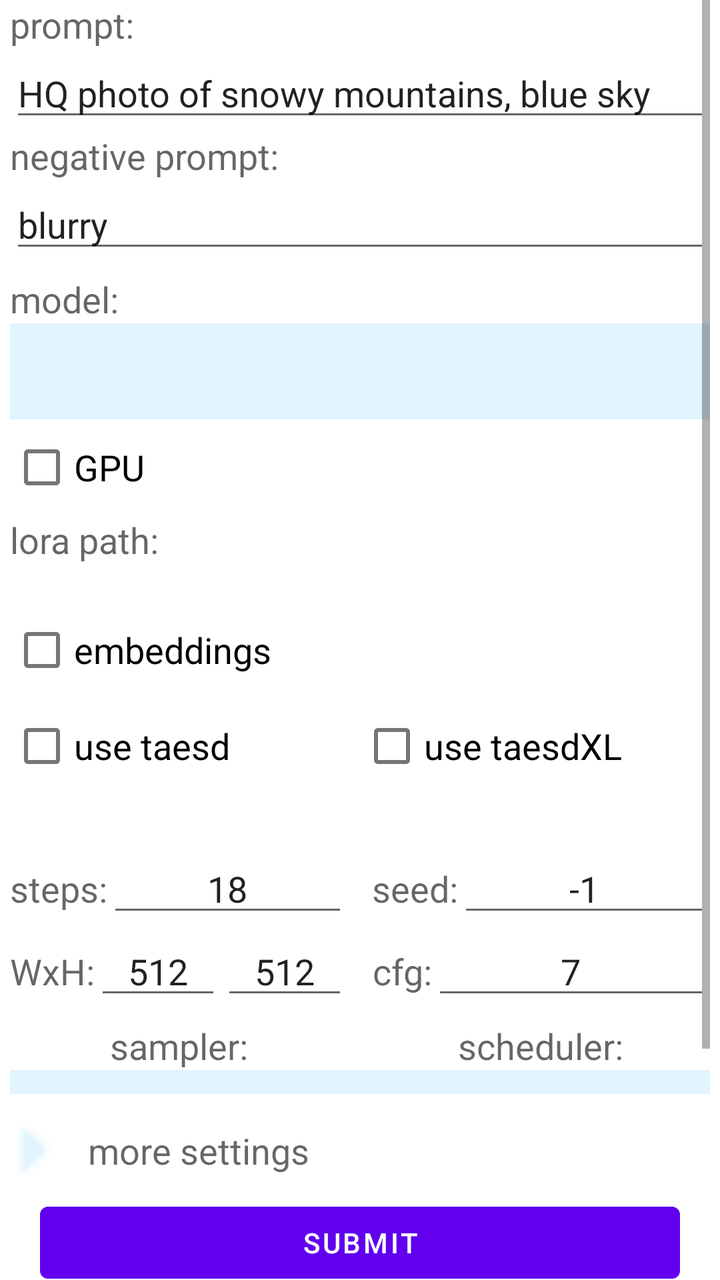
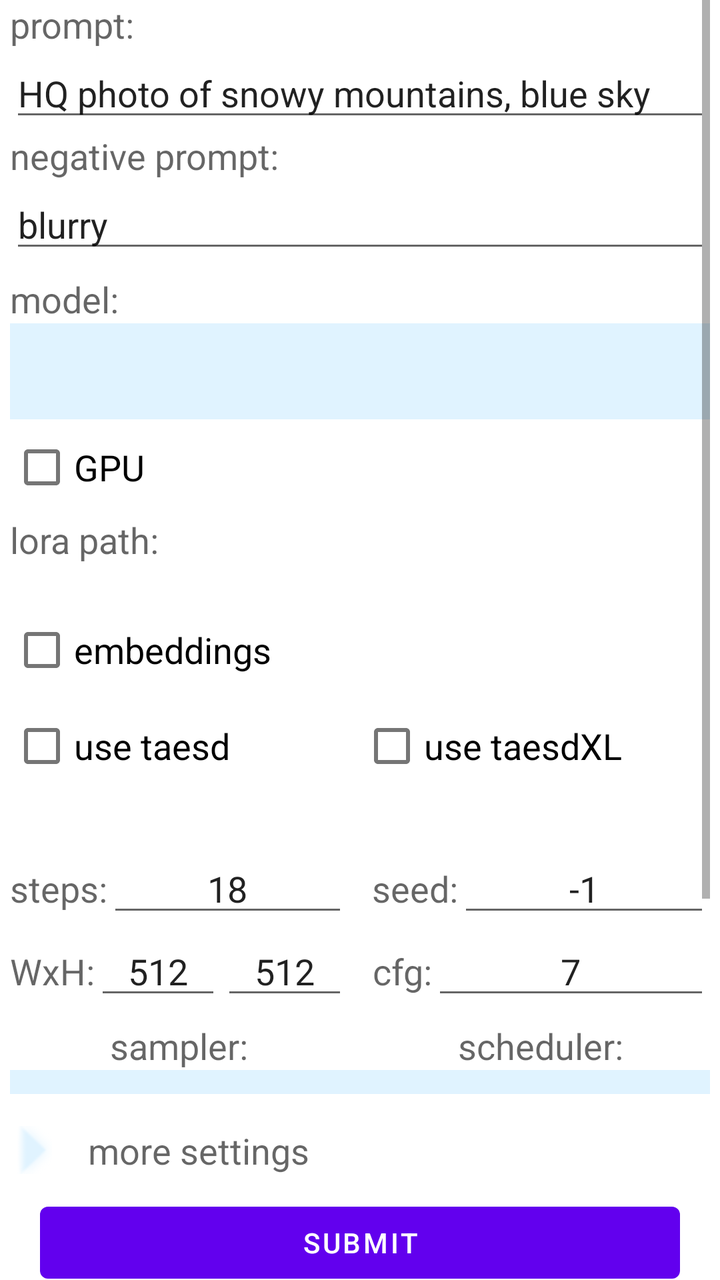

Two renders of the same Android screen: before a commit and after it. Below are the layout's source before the change and the commit's diff.
<!-- AndroidManifest.xml: application theme MyApplication -->
<!-- res/layout/activity_main.xml -->
<?xml version="1.0" encoding="utf-8"?>

<LinearLayout xmlns:android="http://schemas.android.com/apk/res/android"
    xmlns:app="http://schemas.android.com/apk/res-auto"
    xmlns:tools="http://schemas.android.com/tools"
    android:layout_width="fill_parent"
    android:layout_height="fill_parent"
    android:orientation="horizontal">

    <ScrollView
        android:id="@+id/wrapperView"
        android:layout_width="match_parent"
        android:layout_height="match_parent"
        android:paddingHorizontal="5dp">

        <LinearLayout
            android:layout_width="match_parent"
            android:layout_height="wrap_content"
            android:orientation="vertical">

            <LinearLayout
                android:layout_width="match_parent"
                android:layout_height="wrap_content"
                android:layout_marginBottom="0dp"
                android:orientation="vertical">

                <TextView
                    android:id="@+id/stringpromptmsg"
                    android:layout_width="match_parent"
                    android:layout_height="wrap_content"
                    android:text="@string/field_prompt"
                    android:labelFor="@id/stringprompt"
                    android:textAppearance="?android:attr/textAppearanceMedium" />

                <EditText
                    android:id="@+id/stringprompt"
                    android:layout_width="match_parent"
                    android:layout_height="wrap_content"
                    android:inputType="textMultiLine"
                    android:labelFor="@id/stringpromptmsg"
                    android:singleLine="false"
                    android:text="@string/default_prompt"
                    tools:ignore="Autofill,TouchTargetSizeCheck" />
            </LinearLayout>

            <LinearLayout
                android:layout_width="match_parent"
                android:layout_height="wrap_content"
                android:layout_marginBottom="0dp"
                android:orientation="vertical">

                <TextView
                    android:id="@+id/stringnegpromptmsg"
                    android:layout_width="match_parent"
                    android:layout_height="wrap_content"
                    android:text="@string/field_negative"
                    android:labelFor="@id/stringnegprompt"
                    android:textAppearance="?android:attr/textAppearanceMedium" />

                <EditText
                    android:id="@+id/stringnegprompt"
                    android:layout_width="match_parent"
                    android:layout_height="wrap_content"
                    android:inputType="textMultiLine"
                    android:labelFor="@id/stringnegpromptmsg"
                    android:singleLine="false"
                    android:text="@string/default_negative"
                    tools:ignore="autofill,TouchTargetSizeCheck" />
            </LinearLayout>

            <LinearLayout
                android:layout_width="match_parent"
                android:layout_height="wrap_content"
                android:orientation="vertical">

                <TextView
                    android:layout_width="match_parent"
                    android:layout_height="wrap_content"
                    android:paddingTop="6dp"
                    android:text="@string/field_modelfile"
                    android:textAppearance="?android:attr/textAppearanceMedium" />

                <Spinner
                    android:id="@+id/model_spinner"
                    android:layout_width="match_parent"
                    android:layout_height="wrap_content"
                    android:background="@color/system_accent1_50"
                    android:minHeight="48dp"
                    tools:ignore="ExtraText,TouchTargetSizeCheck" />
            </LinearLayout>

            <CheckBox
                android:id="@+id/usegpu"
                android:layout_width="match_parent"
                android:layout_height="wrap_content"
                android:checked="false"
                android:enabled="true"
                android:text="@string/field_gpu"
                android:textAppearance="?android:attr/textAppearanceMedium" />

            <LinearLayout
                android:layout_width="match_parent"
                android:layout_height="wrap_content"
                android:orientation="vertical">

                <TextView
                    android:layout_width="match_parent"
                    android:layout_height="wrap_content"
                    android:text="@string/field_lorapath"
                    android:textAppearance="?android:attr/textAppearanceMedium" />

                <TextView
                    android:id="@+id/lorapath"
                    android:layout_width="match_parent"
                    android:layout_height="wrap_content"
                    android:textAppearance="?android:attr/textAppearanceSmall" />

                <CheckBox
                    android:id="@+id/embeddchecker"
                    android:layout_width="match_parent"
                    android:layout_height="wrap_content"
                    android:text="@string/field_embedd"
                    android:textAppearance="?android:attr/textAppearanceMedium" />

            </LinearLayout>

            <LinearLayout
                android:layout_width="match_parent"
                android:layout_height="wrap_content"
                android:layout_marginBottom="0dp"
                android:orientation="horizontal">

                <CheckBox
                    android:id="@+id/taesdchecker"
                    android:layout_width="0dp"
                    android:layout_height="wrap_content"
                    android:layout_weight="1"
                    android:text="@string/field_taesd"
                    android:textAppearance="?android:attr/textAppearanceMedium" />

                <CheckBox
                    android:id="@+id/taesdXLchecker"
                    android:layout_width="0dp"
                    android:layout_height="wrap_content"
                    android:layout_weight="1"
                    android:text="@string/field_taesdXL"
                    android:textAppearance="?android:attr/textAppearanceMedium" />
            </LinearLayout>

            <LinearLayout
                android:layout_width="match_parent"
                android:layout_height="wrap_content"
                android:layout_marginBottom="0dp"
                android:orientation="horizontal">

                <TextView
                    android:id="@+id/taesdmodel"
                    android:layout_width="0dp"
                    android:layout_height="wrap_content"
                    android:layout_weight="1"
                    android:paddingBottom="6dp"
                    android:paddingRight="6dp"
                    android:textAppearance="?android:attr/textAppearanceSmall" />

                <TextView
                    android:id="@+id/taesdXLmodel"
                    android:layout_width="0dp"
                    android:layout_height="wrap_content"
                    android:layout_weight="1"
                    android:paddingBottom="6dp"
                    android:paddingLeft="6dp"
                    android:textAppearance="?android:attr/textAppearanceSmall" />
            </LinearLayout>

            <LinearLayout
                android:layout_width="match_parent"
                android:layout_height="wrap_content"
                android:orientation="horizontal">

                <LinearLayout
                    android:layout_width="0dp"
                    android:layout_height="wrap_content"
                    android:layout_weight="1"
                    android:paddingRight="6dp"
                    android:orientation="horizontal">

                    <TextView
                        android:layout_width="wrap_content"
                        android:layout_height="wrap_content"
                        android:layout_weight="0"
                        android:text="@string/field_steps"
                        android:textAlignment="center"
                        android:textAppearance="?android:attr/textAppearanceMedium" />

                    <EditText
                        android:id="@+id/stringsteps"
                        android:layout_width="0dp"
                        android:layout_height="wrap_content"
                        android:layout_weight="1"
                        android:gravity="center"
                        android:inputType="number"
                        android:singleLine="true"
                        android:text="@string/default_steps"
                        tools:ignore="autofill,TouchTargetSizeCheck" />
                </LinearLayout>

                <LinearLayout
                    android:layout_width="0dp"
                    android:layout_height="wrap_content"
                    android:layout_weight="1"
                    android:paddingLeft="6dp"
                    android:orientation="horizontal">

                    <TextView
                        android:id="@+id/stringseedmsg"
                        android:layout_width="wrap_content"
                        android:layout_height="wrap_content"
                        android:layout_weight="0"
                        android:text="@string/field_seed"
                        android:textAlignment="gravity"
                        android:textAppearance="?android:attr/textAppearanceMedium" />

                    <EditText
                        android:id="@+id/stringseed"
                        android:layout_width="match_parent"
                        android:layout_height="wrap_content"
                        android:layout_weight="1"
                        android:gravity="center"
                        android:inputType="numberSigned"
                        android:labelFor="@id/stringseedmsg"
                        android:singleLine="true"
                        android:text="@string/default_minus1"
                        tools:ignore="autofill,TouchTargetSizeCheck" />
                </LinearLayout>
            </LinearLayout>

            <LinearLayout
                android:layout_width="match_parent"
                android:layout_height="wrap_content"
                android:orientation="horizontal">

                <LinearLayout
                    android:layout_width="0dp"
                    android:layout_height="wrap_content"
                    android:layout_weight="1"
                    android:paddingRight="6dp"
                    android:orientation="horizontal">

                    <TextView
                        android:id="@+id/stringwxhmsg"
                        android:layout_width="wrap_content"
                        android:layout_height="wrap_content"
                        android:layout_weight="0"
                        android:text="@string/field_widthXheight"
                        android:textAlignment="gravity"
                        android:textAppearance="?android:attr/textAppearanceMedium" />

                    <EditText
                        android:id="@+id/stringwidth"
                        android:layout_width="0dp"
                        android:layout_height="wrap_content"
                        android:layout_weight="1"
                        android:gravity="center"
                        android:inputType="number"
                        android:labelFor="@id/stringwxhmsg"
                        android:singleLine="true"
                        android:text="@string/default_width"
                        tools:ignore="autofill,TouchTargetSizeCheck,DuplicateSpeakableTextCheck" />

                    <EditText
                        android:id="@+id/stringheight"
                        android:layout_width="0dp"
                        android:layout_height="wrap_content"
                        android:layout_weight="1"
                        android:gravity="center"
                        android:inputType="number"
                        android:labelFor="@id/stringwxhmsg"
                        android:singleLine="true"
                        android:text="@string/default_height"
                        tools:ignore="autofill,TouchTargetSizeCheck,DuplicateSpeakableTextCheck" />
                </LinearLayout>

                <LinearLayout
                    android:layout_width="0dp"
                    android:layout_height="wrap_content"
                    android:layout_weight="1"
                    android:paddingLeft="6dp"
                    android:orientation="horizontal">

                    <TextView
                        android:id="@+id/stringcfgmsg"
                        android:layout_width="wrap_content"
                        android:layout_height="wrap_content"
                        android:layout_weight="0"
                        android:text="@string/field_cfgs"
                        android:textAlignment="center"
                        android:textAppearance="?android:attr/textAppearanceMedium" />

                    <EditText
                        android:id="@+id/stringcfgscale"
                        android:layout_width="match_parent"
                        android:layout_height="wrap_content"
                        android:layout_weight="1"
                        android:gravity="center"
                        android:inputType="numberDecimal"
                        android:labelFor="@id/stringcfgmsg"
                        android:singleLine="true"
                        android:text="@string/default_cfg"
                        tools:ignore="autofill,TouchTargetSizeCheck" />
                </LinearLayout>
            </LinearLayout>

            <LinearLayout
                android:orientation="horizontal"
                android:layout_width="match_parent"
                android:paddingTop="6dp"
                android:layout_height="wrap_content">

                <TextView
                    android:id="@+id/samplermsg"
                    android:layout_width="0dp"
                    android:layout_height="wrap_content"
                    android:layout_weight="1"
                    android:text="@string/sampler"
                    android:textAlignment="center"
                    android:paddingRight="6dp"
                    android:textAppearance="?android:attr/textAppearanceMedium" />

                <TextView
                    android:id="@+id/schedulermsg"
                    android:layout_width="0dp"
                    android:layout_height="wrap_content"
                    android:layout_weight="1"
                    android:text="@string/scheduler"
                    android:textAlignment="center"
                    android:paddingLeft="6dp"
                    android:textAppearance="?android:attr/textAppearanceMedium" />
            </LinearLayout>

            <LinearLayout
                android:orientation="horizontal"
                android:layout_width="match_parent"
                android:paddingBottom="6dp"
                android:layout_height="wrap_content">

                <Spinner
                    android:id="@+id/sampler_spinner"
                    android:layout_width="0dp"
                    android:layout_height="wrap_content"
                    android:layout_weight="1"
                    android:background="@color/system_accent1_50"
                    android:paddingRight="6dp"
                    android:padding="6dp" />

                <Spinner
                    android:id="@+id/scheduler_spinner"
                    android:layout_width="0dp"
                    android:layout_height="wrap_content"
                    android:layout_weight="1"
                    android:background="@color/system_accent1_50"
                    android:paddingLeft="6dp"
                    android:padding="6dp" />
            </LinearLayout>

            <LinearLayout
                android:id="@+id/details_animation"
                android:layout_width="match_parent"
                android:layout_height="wrap_content"
                android:layout_marginVertical="5dp"
                android:layout_marginHorizontal="0dp"
                android:orientation="vertical">

                <LinearLayout
                    android:id="@+id/details_header"
                    android:layout_width="match_parent"
                    android:layout_height="wrap_content"
                    android:layout_marginVertical="5dp"
                    android:clickable="true"
                    android:focusable="true"
                    android:orientation="horizontal"
                    tools:ignore="UseCompoundDrawables">

                    <ImageView
                        android:id="@+id/details_arrow"
                        android:layout_width="24dp"
                        android:layout_height="24dp"
                        android:src="@android:drawable/arrow_down_float"
                        app:tint="@color/system_accent1_50"
                        android:rotation="270.0"
                        android:contentDescription="+-"
                        tools:ignore="HardcodedText" />

                    <TextView
                        android:id="@+id/details_caption"
                        android:layout_width="0dp"
                        android:layout_height="wrap_content"
                        android:layout_weight="1"
                        android:layout_marginStart="15dp"
                        android:text="@string/more_settings_closed"
                        android:textAppearance="?android:attr/textAppearanceMedium" />
                </LinearLayout>

                <LinearLayout
                    android:id="@+id/details_wrapper"
                    android:layout_width="match_parent"
                    android:layout_height="0dp"
                    android:orientation="vertical">

                    <LinearLayout
                        android:id="@+id/details_layout"
                        android:orientation="vertical"
                        android:layout_width="match_parent"
                        android:layout_height="wrap_content"
                        tools:ignore="UselessParent">

                        <LinearLayout
                            android:layout_width="match_parent"
                            android:layout_height="wrap_content"
                            android:orientation="horizontal">

                            <CheckBox
                                android:id="@+id/vaetiling"
                                android:layout_width="0dp"
                                android:layout_height="wrap_content"
                                android:layout_weight="1"
                                android:text="@string/vae_tiling"
                                android:textAppearance="?android:attr/textAppearanceMedium" />

                            <CheckBox
                                android:id="@+id/convdirect"
                                android:layout_width="0dp"
                                android:layout_height="wrap_content"
                                android:layout_weight="1"
                                android:text="@string/conv_direct"
                                android:textAppearance="?android:attr/textAppearanceMedium" />
                        </LinearLayout>

                        <LinearLayout
                            android:layout_width="match_parent"
                            android:layout_height="wrap_content"
                            android:orientation="horizontal">

                            <TextView
                                android:layout_width="wrap_content"
                                android:layout_height="wrap_content"
                                android:text="@string/images_format"
                                android:textAppearance="?android:attr/textAppearanceMedium" />

                            <Spinner
                                android:id="@+id/ext_spinner"
                                android:layout_width="match_parent"
                                android:layout_height="wrap_content"
                                android:layout_marginStart="15dp"
                                android:entries="@array/image_extension_entries"
                                android:background="@color/system_accent1_50"
                                android:padding="5dp" />
                        </LinearLayout>

                        <LinearLayout
                            android:layout_width="match_parent"
                            android:layout_height="wrap_content"
                            android:layout_marginVertical="5dp"
                            android:orientation="vertical">

                            <TextView
                                android:id="@+id/stringoptmsg"
                                android:layout_width="match_parent"
                                android:layout_height="wrap_content"
                                android:text="@string/field_options"
                                android:labelFor="@id/stringprompt"
                                android:textAppearance="?android:attr/textAppearanceMedium" />

                            <EditText
                                android:id="@+id/stringopt"
                                android:layout_width="match_parent"
                                android:layout_height="wrap_content"
                                android:inputType="textMultiLine"
                                android:labelFor="@id/stringpromptmsg"
                                android:singleLine="false"
                                android:text="@string/options"
                                tools:ignore="Autofill,TouchTargetSizeCheck" />
                        </LinearLayout>

                        <LinearLayout
                            android:id="@+id/details_footer"
                            android:layout_width="match_parent"
                            android:layout_height="wrap_content"
                            android:layout_marginTop="5dp"
                            android:layout_marginBottom="10dp"
                            android:clickable="true"
                            android:focusable="true"
                            android:orientation="horizontal"
                            tools:ignore="UseCompoundDrawables">

                            <ImageView
                                android:layout_width="24dp"
                                android:layout_height="24dp"
                                android:layout_gravity="start"
                                android:src="@android:drawable/arrow_down_float"
                                app:tint="@color/system_accent1_50"
                                android:rotation="180.0"
                                android:contentDescription="+-"
                                tools:ignore="HardcodedText" />

                            <TextView
                                android:layout_width="0dp"
                                android:layout_height="wrap_content"
                                android:layout_weight="1"
                                android:layout_marginStart="15dp"
                                android:text="@string/more_settings_opened"
                                android:textAppearance="?android:attr/textAppearanceMedium" />
                        </LinearLayout>
                    </LinearLayout>
                </LinearLayout>

                <Button
                    android:id="@+id/submitButton"
                    android:layout_width="match_parent"
                    android:layout_height="wrap_content"
                    android:text="@string/submit"
                    android:layout_marginTop="5dp"
                    android:layout_marginBottom="0dp"
                    android:layout_marginHorizontal="15dp" />

                <LinearLayout
                    android:layout_width="match_parent"
                    android:layout_height="wrap_content"
                    android:orientation="horizontal"
                    android:layout_marginTop="0dp"
                    android:layout_marginHorizontal="15dp">

                    <CheckBox
                        android:id="@+id/writecmdchecker"
                        android:layout_width="0dp"
                        android:layout_height="wrap_content"
                        android:layout_weight="1"
                        android:text="@string/write_cmdline"
                        android:textAppearance="?android:attr/textAppearanceMedium" />

                    <CheckBox
                        android:id="@+id/writelogchecker"
                        android:layout_width="0dp"
                        android:layout_height="wrap_content"
                        android:layout_weight="1"
                        android:text="@string/write_log"
                        android:textAppearance="?android:attr/textAppearanceMedium" />
                </LinearLayout>

                <Button
                    android:id="@+id/fileSelectButton"
                    android:layout_width="match_parent"
                    android:layout_height="wrap_content"
                    android:layout_marginHorizontal="15dp"
                    android:layout_marginTop="5dp"
                    android:layout_marginBottom="30dp"
                    android:backgroundTint="@color/teal_200"
                    android:text="@string/param_template" />
            </LinearLayout>

        </LinearLayout>
    </ScrollView>
    <FrameLayout
        android:layout_width="match_parent"
        android:layout_height="match_parent">

        <ListView
            android:id="@+id/sdLogView"
            android:layout_width="match_parent"
            android:layout_height="match_parent"
            android:background="@color/black"
            android:dividerHeight="0px"
            android:gravity="bottom"
            android:padding="6dp"
            android:scrollbars="vertical" />

        <ImageView
            android:id="@+id/outputImageView"
            android:layout_width="match_parent"
            android:layout_height="match_parent"
            android:background="@android:color/black"
            android:contentDescription="@string/app_name"
            android:scaleType="fitCenter"
            android:visibility="invisible" />

        <Button
            android:id="@+id/closeButton"
            android:layout_width="60dp"
            android:layout_height="wrap_content"
            android:layout_gravity="end"
            android:autoSizeTextType="uniform"
            android:text="@string/close"
            tools:ignore="UnusedAttribute" />

        <View
            android:id="@+id/coverView"
            android:layout_width="match_parent"
            android:layout_height="match_parent"
            android:background="@color/black"
            android:alpha="0.0"
            android:clickable="false"
            android:focusable="false"
            android:visibility="gone" />
    </FrameLayout>

</LinearLayout>
<!-- resources referenced by this layout -->
<resources>
  <string-array name="image_extension_entries">
          <item>jpg</item>
          <item>png</item>
          <item>webp</item>
      </string-array>
  <color name="black">#FF000000</color>
  <color name="system_accent1_50">#FFEEF0FF</color>
  <color name="teal_200">#FF03DAC5</color>
  <string name="app_name">SD.cpp</string>
  <string name="close">X</string>
  <string name="conv_direct">conv-direct</string>
  <string name="default_cfg">7</string>
  <string name="default_height">512</string>
  <string name="default_minus1">-1</string>
  <string name="default_negative">blurry</string>
  <string name="default_prompt">HQ photo of snowy mountains, blue sky</string>
  <string name="default_steps">18</string>
  <string name="default_width">512</string>
  <string name="field_cfgs">cfg:</string>
  <string name="field_embedd">embeddings</string>
  <string name="field_gpu">"GPU</string>
  <string name="field_lorapath">lora path:</string>
  <string name="field_modelfile">model:</string>
  <string name="field_negative">negative prompt:</string>
  <string name="field_options">additional options:</string>
  <string name="field_prompt">prompt:</string>
  <string name="field_seed">seed:</string>
  <string name="field_steps">steps:</string>
  <string name="field_taesd">"use taesd</string>
  <string name="field_taesdXL">use taesdXL</string>
  <string name="field_widthXheight">WxH:</string>
  <string name="images_format">images format:</string>
  <string name="more_settings_closed">more settings</string>
  <string name="more_settings_opened">less settings</string>
  <string name="options" translatable="false">--fa</string>
  <string name="param_template">load params from script</string>
  <string name="sampler">sampler:</string>
  <string name="scheduler">scheduler:</string>
  <string name="submit">submit</string>
  <string name="vae_tiling">vae tiling</string>
  <string name="write_cmdline">write cmdline</string>
  <string name="write_log">write log</string>
  <style name="MyApplication" parent="Theme.MaterialComponents.DayNight.DarkActionBar">
          <item name="colorPrimary">@color/purple_500</item>
          <item name="colorPrimaryVariant">@color/purple_700</item>
          <item name="colorOnPrimary">@color/white</item>
          <item name="colorSecondary">@color/teal_200</item>
          <item name="colorSecondaryVariant">@color/teal_700</item>
          <item name="colorOnSecondary">@color/white</item>
      </style>
  <color name="purple_500">#FF6200EE</color>
  <color name="purple_700">#FF3700B3</color>
  <color name="white">#FFFFFFFF</color>
  <color name="teal_700">#FF018786</color>
</resources>

<!-- the commit's change to res/layout/activity_main.xml (unified diff, before → after) -->
@@ -552,7 +552,7 @@
                     android:layout_height="wrap_content"
                     android:layout_marginHorizontal="15dp"
                     android:layout_marginTop="5dp"
-                    android:layout_marginBottom="30dp"
+                    android:layout_marginBottom="160dp"
                     android:backgroundTint="@color/teal_200"
                     android:text="@string/param_template" />
             </LinearLayout>
